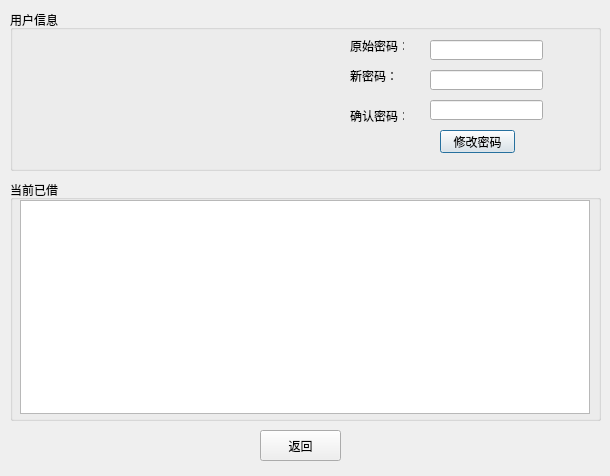
liangzhenduo/Library, file src/user_dialog.ui: the form before one commit.
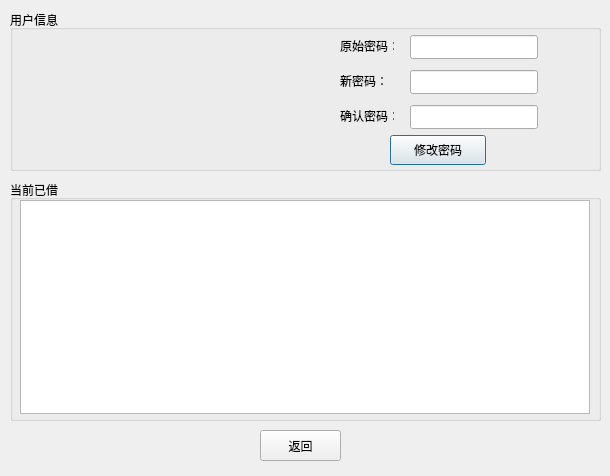
The form after the commit.

What changed in the file:
```diff
--- a/src/user_dialog.ui
+++ b/src/user_dialog.ui
@@ -41,10 +41,10 @@
    <widget class="QLineEdit" name="old_password">
     <property name="geometry">
      <rect>
-      <x>420</x>
-      <y>30</y>
-      <width>113</width>
-      <height>20</height>
+      <x>400</x>
+      <y>25</y>
+      <width>128</width>
+      <height>24</height>
      </rect>
     </property>
     <property name="echoMode">
@@ -54,10 +54,10 @@
    <widget class="QLineEdit" name="new_password">
     <property name="geometry">
      <rect>
-      <x>420</x>
+      <x>400</x>
       <y>60</y>
-      <width>113</width>
-      <height>20</height>
+      <width>128</width>
+      <height>24</height>
      </rect>
     </property>
     <property name="echoMode">
@@ -67,10 +67,10 @@
    <widget class="QLineEdit" name="confirm_password">
     <property name="geometry">
      <rect>
-      <x>420</x>
-      <y>90</y>
-      <width>113</width>
-      <height>20</height>
+      <x>400</x>
+      <y>95</y>
+      <width>128</width>
+      <height>24</height>
      </rect>
     </property>
     <property name="echoMode">
@@ -80,10 +80,10 @@
    <widget class="QPushButton" name="change_Button">
     <property name="geometry">
      <rect>
-      <x>430</x>
-      <y>120</y>
-      <width>75</width>
-      <height>23</height>
+      <x>380</x>
+      <y>125</y>
+      <width>96</width>
+      <height>30</height>
      </rect>
     </property>
     <property name="text">
@@ -93,7 +93,7 @@
    <widget class="QLabel" name="label">
     <property name="geometry">
      <rect>
-      <x>340</x>
+      <x>330</x>
       <y>30</y>
       <width>54</width>
       <height>12</height>
@@ -106,8 +106,8 @@
    <widget class="QLabel" name="label_2">
     <property name="geometry">
      <rect>
-      <x>340</x>
-      <y>60</y>
+      <x>330</x>
+      <y>65</y>
       <width>54</width>
       <height>12</height>
      </rect>
@@ -119,7 +119,7 @@
    <widget class="QLabel" name="label_3">
     <property name="geometry">
      <rect>
-      <x>340</x>
+      <x>330</x>
       <y>100</y>
       <width>54</width>
       <height>12</height>
```
